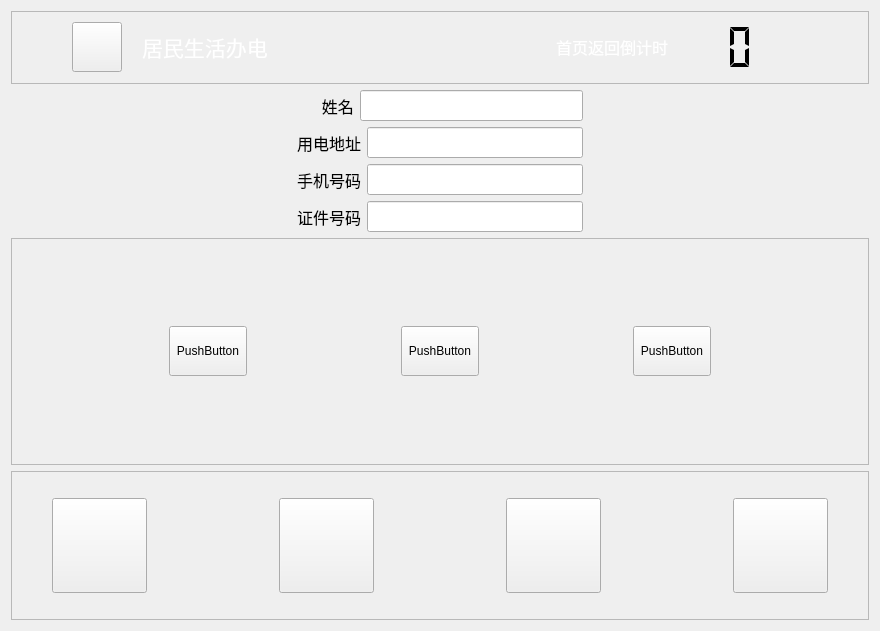
Above: ykgl/jmsh3.ui from along-wds/jiaofeiji_ykgl before the change. Below: the same form after it.
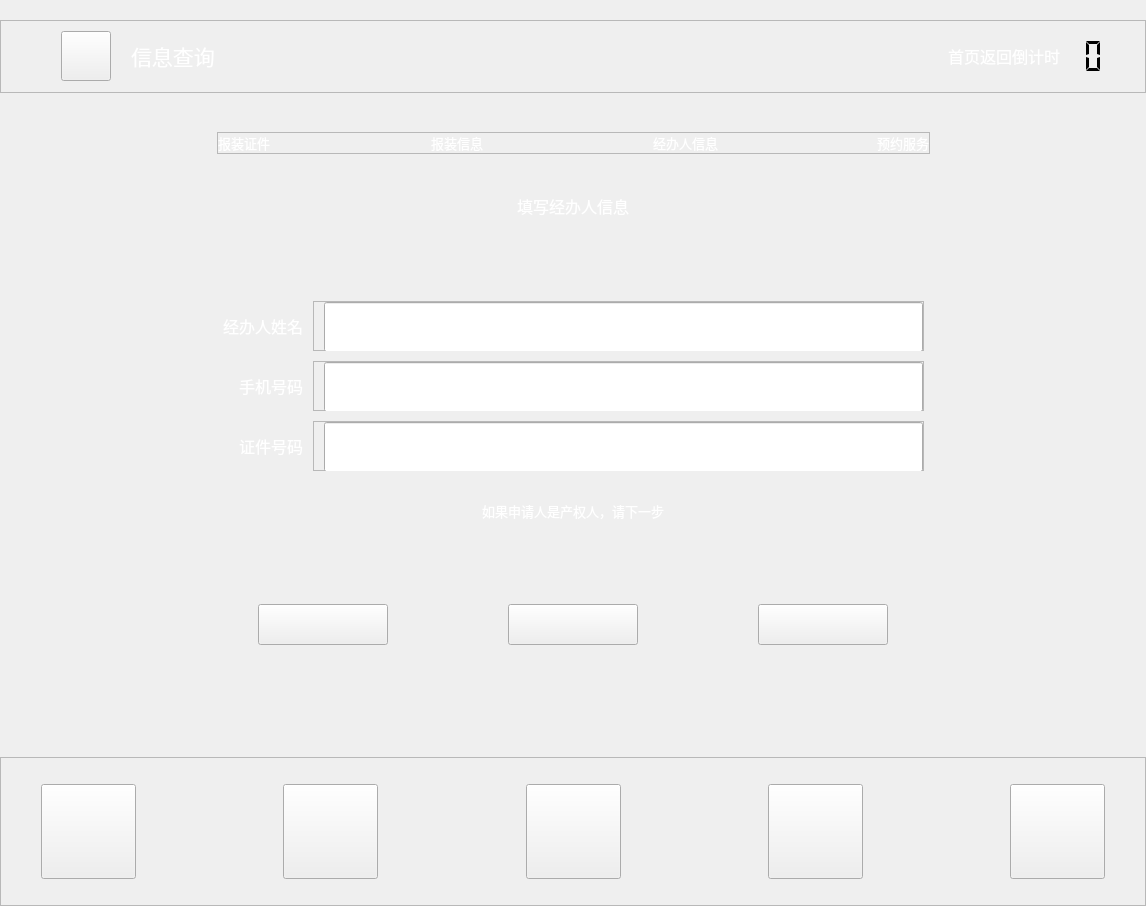
That is the form after the change. Icons and pictures are not drawn.

```diff
--- a/ykgl/jmsh3.ui
+++ b/ykgl/jmsh3.ui
@@ -6,14 +6,45 @@
    <rect>
     <x>0</x>
     <y>0</y>
-    <width>880</width>
-    <height>631</height>
+    <width>1146</width>
+    <height>906</height>
    </rect>
   </property>
   <property name="windowTitle">
    <string>Form</string>
   </property>
   <layout class="QVBoxLayout" name="verticalLayout_2">
+   <property name="spacing">
+    <number>0</number>
+   </property>
+   <property name="leftMargin">
+    <number>0</number>
+   </property>
+   <property name="topMargin">
+    <number>0</number>
+   </property>
+   <property name="rightMargin">
+    <number>0</number>
+   </property>
+   <property name="bottomMargin">
+    <number>0</number>
+   </property>
+   <item>
+    <spacer name="verticalSpacer_4">
+     <property name="orientation">
+      <enum>Qt::Vertical</enum>
+     </property>
+     <property name="sizeType">
+      <enum>QSizePolicy::Fixed</enum>
+     </property>
+     <property name="sizeHint" stdset="0">
+      <size>
+       <width>20</width>
+       <height>20</height>
+      </size>
+     </property>
+    </spacer>
+   </item>
    <item>
     <widget class="QFrame" name="frame_4">
      <property name="sizePolicy">
@@ -134,7 +165,7 @@
          </font>
         </property>
         <property name="text">
-         <string>&lt;html&gt;&lt;head/&gt;&lt;body&gt;&lt;p&gt;&lt;span style=&quot; color:#ffffff;&quot;&gt;居民生活办电&lt;/span&gt;&lt;/p&gt;&lt;/body&gt;&lt;/html&gt;</string>
+         <string>&lt;html&gt;&lt;head/&gt;&lt;body&gt;&lt;p&gt;&lt;span style=&quot; color:#ffffff;&quot;&gt;信息查询&lt;/span&gt;&lt;/p&gt;&lt;/body&gt;&lt;/html&gt;</string>
         </property>
        </widget>
       </item>
@@ -174,20 +205,20 @@
         </property>
         <property name="minimumSize">
          <size>
-          <width>120</width>
+          <width>50</width>
           <height>50</height>
          </size>
         </property>
         <property name="maximumSize">
          <size>
-          <width>120</width>
+          <width>50</width>
           <height>50</height>
          </size>
         </property>
         <property name="font">
          <font>
           <family>微软雅黑</family>
-          <pointsize>5</pointsize>
+          <pointsize>12</pointsize>
          </font>
         </property>
         <property name="layoutDirection">
@@ -206,7 +237,7 @@
          <enum>QFrame::Plain</enum>
         </property>
         <property name="lineWidth">
-         <number>1</number>
+         <number>0</number>
         </property>
         <property name="midLineWidth">
          <number>0</number>
@@ -248,7 +279,7 @@
         </property>
         <property name="sizeHint" stdset="0">
          <size>
-          <width>60</width>
+          <width>15</width>
           <height>20</height>
          </size>
         </property>
@@ -257,6 +288,336 @@
      </layout>
     </widget>
    </item>
+   <item>
+    <layout class="QHBoxLayout" name="horizontalLayout_7">
+     <item>
+      <spacer name="horizontalSpacer_6">
+       <property name="orientation">
+        <enum>Qt::Horizontal</enum>
+       </property>
+       <property name="sizeHint" stdset="0">
+        <size>
+         <width>40</width>
+         <height>20</height>
+        </size>
+       </property>
+      </spacer>
+     </item>
+     <item>
+      <widget class="QLabel" name="label">
+       <property name="minimumSize">
+        <size>
+         <width>696</width>
+         <height>39</height>
+        </size>
+       </property>
+       <property name="maximumSize">
+        <size>
+         <width>696</width>
+         <height>39</height>
+        </size>
+       </property>
+       <property name="styleSheet">
+        <string notr="true">border-image: url(:/image/picture/ykgl/processbar3.png);</string>
+       </property>
+       <property name="text">
+        <string/>
+       </property>
+      </widget>
+     </item>
+     <item>
+      <spacer name="horizontalSpacer_10">
+       <property name="orientation">
+        <enum>Qt::Horizontal</enum>
+       </property>
+       <property name="sizeHint" stdset="0">
+        <size>
+         <width>40</width>
+         <height>20</height>
+        </size>
+       </property>
+      </spacer>
+     </item>
+    </layout>
+   </item>
+   <item>
+    <layout class="QHBoxLayout" name="horizontalLayout_14">
+     <property name="spacing">
+      <number>0</number>
+     </property>
+     <item>
+      <spacer name="horizontalSpacer_23">
+       <property name="orientation">
+        <enum>Qt::Horizontal</enum>
+       </property>
+       <property name="sizeHint" stdset="0">
+        <size>
+         <width>20</width>
+         <height>20</height>
+        </size>
+       </property>
+      </spacer>
+     </item>
+     <item>
+      <widget class="QFrame" name="frame_7">
+       <property name="sizePolicy">
+        <sizepolicy hsizetype="Fixed" vsizetype="Fixed">
+         <horstretch>0</horstretch>
+         <verstretch>0</verstretch>
+        </sizepolicy>
+       </property>
+       <property name="minimumSize">
+        <size>
+         <width>712</width>
+         <height>0</height>
+        </size>
+       </property>
+       <property name="maximumSize">
+        <size>
+         <width>822</width>
+         <height>16777215</height>
+        </size>
+       </property>
+       <property name="frameShape">
+        <enum>QFrame::StyledPanel</enum>
+       </property>
+       <property name="frameShadow">
+        <enum>QFrame::Raised</enum>
+       </property>
+       <layout class="QHBoxLayout" name="horizontalLayout_15">
+        <property name="spacing">
+         <number>0</number>
+        </property>
+        <property name="leftMargin">
+         <number>0</number>
+        </property>
+        <property name="topMargin">
+         <number>0</number>
+        </property>
+        <property name="rightMargin">
+         <number>0</number>
+        </property>
+        <property name="bottomMargin">
+         <number>0</number>
+        </property>
+        <item>
+         <widget class="QLabel" name="label_4">
+          <property name="sizePolicy">
+           <sizepolicy hsizetype="Fixed" vsizetype="Fixed">
+            <horstretch>0</horstretch>
+            <verstretch>0</verstretch>
+           </sizepolicy>
+          </property>
+          <property name="font">
+           <font>
+            <family>微软雅黑</family>
+            <pointsize>10</pointsize>
+            <kerning>true</kerning>
+           </font>
+          </property>
+          <property name="text">
+           <string>&lt;html&gt;&lt;head/&gt;&lt;body&gt;&lt;p&gt;&lt;span style=&quot; color:#ffffff;&quot;&gt;报装证件&lt;/span&gt;&lt;/p&gt;&lt;/body&gt;&lt;/html&gt;</string>
+          </property>
+         </widget>
+        </item>
+        <item>
+         <spacer name="horizontalSpacer_20">
+          <property name="orientation">
+           <enum>Qt::Horizontal</enum>
+          </property>
+          <property name="sizeType">
+           <enum>QSizePolicy::Fixed</enum>
+          </property>
+          <property name="sizeHint" stdset="0">
+           <size>
+            <width>161</width>
+            <height>20</height>
+           </size>
+          </property>
+         </spacer>
+        </item>
+        <item>
+         <widget class="QLabel" name="label_5">
+          <property name="sizePolicy">
+           <sizepolicy hsizetype="Fixed" vsizetype="Fixed">
+            <horstretch>0</horstretch>
+            <verstretch>0</verstretch>
+           </sizepolicy>
+          </property>
+          <property name="font">
+           <font>
+            <family>微软雅黑</family>
+            <pointsize>10</pointsize>
+            <kerning>true</kerning>
+           </font>
+          </property>
+          <property name="text">
+           <string>&lt;html&gt;&lt;head/&gt;&lt;body&gt;&lt;p&gt;&lt;span style=&quot; color:#ffffff;&quot;&gt;报装信息&lt;/span&gt;&lt;/p&gt;&lt;/body&gt;&lt;/html&gt;</string>
+          </property>
+         </widget>
+        </item>
+        <item>
+         <spacer name="horizontalSpacer_21">
+          <property name="orientation">
+           <enum>Qt::Horizontal</enum>
+          </property>
+          <property name="sizeType">
+           <enum>QSizePolicy::Fixed</enum>
+          </property>
+          <property name="sizeHint" stdset="0">
+           <size>
+            <width>170</width>
+            <height>20</height>
+           </size>
+          </property>
+         </spacer>
+        </item>
+        <item>
+         <widget class="QLabel" name="label_6">
+          <property name="sizePolicy">
+           <sizepolicy hsizetype="Fixed" vsizetype="Fixed">
+            <horstretch>0</horstretch>
+            <verstretch>0</verstretch>
+           </sizepolicy>
+          </property>
+          <property name="font">
+           <font>
+            <family>微软雅黑</family>
+            <pointsize>10</pointsize>
+            <kerning>true</kerning>
+           </font>
+          </property>
+          <property name="text">
+           <string>&lt;html&gt;&lt;head/&gt;&lt;body&gt;&lt;p&gt;&lt;span style=&quot; color:#ffffff;&quot;&gt;经办人信息&lt;/span&gt;&lt;/p&gt;&lt;/body&gt;&lt;/html&gt;</string>
+          </property>
+         </widget>
+        </item>
+        <item>
+         <spacer name="horizontalSpacer_22">
+          <property name="orientation">
+           <enum>Qt::Horizontal</enum>
+          </property>
+          <property name="sizeType">
+           <enum>QSizePolicy::Fixed</enum>
+          </property>
+          <property name="sizeHint" stdset="0">
+           <size>
+            <width>159</width>
+            <height>20</height>
+           </size>
+          </property>
+         </spacer>
+        </item>
+        <item>
+         <widget class="QLabel" name="label_7">
+          <property name="sizePolicy">
+           <sizepolicy hsizetype="Fixed" vsizetype="Fixed">
+            <horstretch>0</horstretch>
+            <verstretch>0</verstretch>
+           </sizepolicy>
+          </property>
+          <property name="font">
+           <font>
+            <family>微软雅黑</family>
+            <pointsize>10</pointsize>
+            <kerning>true</kerning>
+           </font>
+          </property>
+          <property name="text">
+           <string>&lt;html&gt;&lt;head/&gt;&lt;body&gt;&lt;p&gt;&lt;span style=&quot; color:#ffffff;&quot;&gt;预约服务&lt;/span&gt;&lt;/p&gt;&lt;/body&gt;&lt;/html&gt;</string>
+          </property>
+         </widget>
+        </item>
+       </layout>
+      </widget>
+     </item>
+     <item>
+      <spacer name="horizontalSpacer_24">
+       <property name="orientation">
+        <enum>Qt::Horizontal</enum>
+       </property>
+       <property name="sizeHint" stdset="0">
+        <size>
+         <width>40</width>
+         <height>20</height>
+        </size>
+       </property>
+      </spacer>
+     </item>
+    </layout>
+   </item>
+   <item>
+    <spacer name="verticalSpacer_6">
+     <property name="orientation">
+      <enum>Qt::Vertical</enum>
+     </property>
+     <property name="sizeType">
+      <enum>QSizePolicy::Fixed</enum>
+     </property>
+     <property name="sizeHint" stdset="0">
+      <size>
+       <width>20</width>
+       <height>40</height>
+      </size>
+     </property>
+    </spacer>
+   </item>
+   <item>
+    <layout class="QHBoxLayout" name="horizontalLayout_10">
+     <item>
+      <spacer name="horizontalSpacer_12">
+       <property name="orientation">
+        <enum>Qt::Horizontal</enum>
+       </property>
+       <property name="sizeHint" stdset="0">
+        <size>
+         <width>40</width>
+         <height>20</height>
+        </size>
+       </property>
+      </spacer>
+     </item>
+     <item>
+      <widget class="QLabel" name="label_2">
+       <property name="minimumSize">
+        <size>
+         <width>0</width>
+         <height>20</height>
+        </size>
+       </property>
+       <property name="text">
+        <string>&lt;html&gt;&lt;head/&gt;&lt;body&gt;&lt;p&gt;&lt;span style=&quot; font-size:12pt; color:#ffffff;&quot;&gt;填写经办人信息&lt;/span&gt;&lt;/p&gt;&lt;/body&gt;&lt;/html&gt;</string>
+       </property>
+      </widget>
+     </item>
+     <item>
+      <spacer name="horizontalSpacer_14">
+       <property name="orientation">
+        <enum>Qt::Horizontal</enum>
+       </property>
+       <property name="sizeHint" stdset="0">
+        <size>
+         <width>40</width>
+         <height>20</height>
+        </size>
+       </property>
+      </spacer>
+     </item>
+    </layout>
+   </item>
+   <item>
+    <spacer name="verticalSpacer_3">
+     <property name="orientation">
+      <enum>Qt::Vertical</enum>
+     </property>
+     <property name="sizeHint" stdset="0">
+      <size>
+       <width>20</width>
+       <height>30</height>
+      </size>
+     </property>
+    </spacer>
+   </item>
    <item>
     <layout class="QHBoxLayout" name="horizontalLayout_6">
      <item>
@@ -274,35 +635,120 @@
      </item>
      <item>
       <layout class="QVBoxLayout" name="verticalLayout">
+       <property name="spacing">
+        <number>10</number>
+       </property>
        <item>
         <layout class="QHBoxLayout" name="horizontalLayout_2">
          <item>
           <widget class="QLabel" name="label_name">
-           <property name="minimumSize">
-            <size>
-             <width>0</width>
-             <height>31</height>
-            </size>
-           </property>
            <property name="font">
             <font>
-             <family>微软雅黑</family>
+             <family>Microsoft YaHei UI</family>
              <pointsize>12</pointsize>
             </font>
            </property>
            <property name="text">
-            <string>      姓名</string>
+            <string>&lt;html&gt;&lt;head/&gt;&lt;body&gt;&lt;p align=&quot;right&quot;&gt;&lt;span style=&quot; color:#ffffff;&quot;&gt;经办人姓名&lt;/span&gt;&lt;/p&gt;&lt;/body&gt;&lt;/html&gt;</string>
            </property>
           </widget>
          </item>
          <item>
-          <widget class="QLineEdit" name="lineEdit_name">
+          <widget class="QFrame" name="frame">
+           <property name="sizePolicy">
+            <sizepolicy hsizetype="Fixed" vsizetype="Fixed">
+             <horstretch>0</horstretch>
+             <verstretch>0</verstretch>
+            </sizepolicy>
+           </property>
            <property name="minimumSize">
             <size>
-             <width>0</width>
-             <height>31</height>
+             <width>611</width>
+             <height>50</height>
             </size>
            </property>
+           <property name="maximumSize">
+            <size>
+             <width>611</width>
+             <height>50</height>
+            </size>
+           </property>
+           <property name="frameShape">
+            <enum>QFrame::StyledPanel</enum>
+           </property>
+           <property name="frameShadow">
+            <enum>QFrame::Raised</enum>
+           </property>
+           <layout class="QHBoxLayout" name="horizontalLayout">
+            <property name="spacing">
+             <number>0</number>
+            </property>
+            <property name="leftMargin">
+             <number>0</number>
+            </property>
+            <property name="topMargin">
+             <number>0</number>
+            </property>
+            <property name="rightMargin">
+             <number>0</number>
+            </property>
+            <property name="bottomMargin">
+             <number>0</number>
+            </property>
+            <item>
+             <spacer name="horizontalSpacer_15">
+              <property name="orientation">
+               <enum>Qt::Horizontal</enum>
+              </property>
+              <property name="sizeType">
+               <enum>QSizePolicy::Fixed</enum>
+              </property>
+              <property name="sizeHint" stdset="0">
+               <size>
+                <width>10</width>
+                <height>20</height>
+               </size>
+              </property>
+             </spacer>
+            </item>
+            <item>
+             <widget class="QLineEdit" name="lineEdit_name">
+              <property name="sizePolicy">
+               <sizepolicy hsizetype="Preferred" vsizetype="Fixed">
+                <horstretch>0</horstretch>
+                <verstretch>0</verstretch>
+               </sizepolicy>
+              </property>
+              <property name="minimumSize">
+               <size>
+                <width>0</width>
+                <height>50</height>
+               </size>
+              </property>
+              <property name="maximumSize">
+               <size>
+                <width>611</width>
+                <height>50</height>
+               </size>
+              </property>
+              <property name="cursor">
+               <cursorShape>IBeamCursor</cursorShape>
+              </property>
+              <property name="focusPolicy">
+               <enum>Qt::ClickFocus</enum>
+              </property>
+              <property name="autoFillBackground">
+               <bool>false</bool>
+              </property>
+              <property name="styleSheet">
+               <string notr="true"/>
+              </property>
+              <property name="frame">
+               <bool>true</bool>
+              </property>
+             </widget>
+            </item>
+           </layout>
           </widget>
          </item>
         </layout>
@@ -310,53 +756,114 @@
        <item>
         <layout class="QHBoxLayout" name="horizontalLayout_3">
          <item>
-          <widget class="QLabel" name="label_address">
-           <property name="font">
-            <font>
-             <family>微软雅黑</family>
-             <pointsize>12</pointsize>
-            </font>
-           </property>
-           <property name="text">
-            <string>用电地址</string>
-           </property>
-          </widget>
-         </item>
-         <item>
-          <widget class="QLineEdit" name="lineEdit_address">
-           <property name="minimumSize">
-            <size>
-             <width>0</width>
-             <height>31</height>
-            </size>
-           </property>
-          </widget>
-         </item>
-        </layout>
-       </item>
-       <item>
-        <layout class="QHBoxLayout" name="horizontalLayout_4">
-         <item>
           <widget class="QLabel" name="label_phone">
            <property name="font">
             <font>
-             <family>微软雅黑</family>
+             <family>Microsoft YaHei UI</family>
              <pointsize>12</pointsize>
             </font>
            </property>
            <property name="text">
-            <string>手机号码</string>
+            <string>&lt;html&gt;&lt;head/&gt;&lt;body&gt;&lt;p align=&quot;right&quot;&gt;&lt;span style=&quot; color:#ffffff;&quot;&gt;手机号码&lt;/span&gt;&lt;/p&gt;&lt;/body&gt;&lt;/html&gt;</string>
            </property>
           </widget>
          </item>
          <item>
-          <widget class="QLineEdit" name="lineEdit_phone">
+          <widget class="QFrame" name="frame_2">
+           <property name="sizePolicy">
+            <sizepolicy hsizetype="Fixed" vsizetype="Fixed">
+             <horstretch>0</horstretch>
+             <verstretch>0</verstretch>
+            </sizepolicy>
+           </property>
            <property name="minimumSize">
             <size>
-             <width>0</width>
-             <height>31</height>
+             <width>611</width>
+             <height>50</height>
             </size>
            </property>
+           <property name="maximumSize">
+            <size>
+             <width>611</width>
+             <height>50</height>
+            </size>
+           </property>
+           <property name="frameShape">
+            <enum>QFrame::StyledPanel</enum>
+           </property>
+           <property name="frameShadow">
+            <enum>QFrame::Raised</enum>
+           </property>
+           <layout class="QHBoxLayout" name="horizontalLayout_11">
+            <property name="spacing">
+             <number>0</number>
+            </property>
+            <property name="leftMargin">
+             <number>0</number>
+            </property>
+            <property name="topMargin">
+             <number>0</number>
+            </property>
+            <property name="rightMargin">
+             <number>0</number>
+            </property>
+            <property name="bottomMargin">
+             <number>0</number>
+            </property>
+            <item>
+             <spacer name="horizontalSpacer_16">
+              <property name="orientation">
+               <enum>Qt::Horizontal</enum>
+              </property>
+              <property name="sizeType">
+               <enum>QSizePolicy::Fixed</enum>
+              </property>
+              <property name="sizeHint" stdset="0">
+               <size>
+                <width>10</width>
+                <height>20</height>
+               </size>
+              </property>
+             </spacer>
+            </item>
+            <item>
+             <widget class="QLineEdit" name="lineEdit_phone">
+              <property name="sizePolicy">
+               <sizepolicy hsizetype="Preferred" vsizetype="Fixed">
+                <horstretch>0</horstretch>
+                <verstretch>0</verstretch>
+               </sizepolicy>
+              </property>
+              <property name="minimumSize">
+               <size>
+                <width>0</width>
+                <height>50</height>
+               </size>
+              </property>
+              <property name="maximumSize">
+               <size>
+                <width>611</width>
+                <height>50</height>
+               </size>
+              </property>
+              <property name="cursor">
+               <cursorShape>IBeamCursor</cursorShape>
+              </property>
+              <property name="focusPolicy">
+               <enum>Qt::ClickFocus</enum>
+              </property>
+              <property name="autoFillBackground">
+               <bool>false</bool>
+              </property>
+              <property name="styleSheet">
+               <string notr="true"/>
+              </property>
+              <property name="frame">
+               <bool>true</bool>
+              </property>
+             </widget>
+            </item>
+           </layout>
           </widget>
          </item>
         </layout>
@@ -372,18 +879,106 @@
             </font>
            </property>
            <property name="text">
-            <string>证件号码</string>
+            <string>&lt;html&gt;&lt;head/&gt;&lt;body&gt;&lt;p align=&quot;right&quot;&gt;&lt;span style=&quot; color:#ffffff;&quot;&gt;证件号码&lt;/span&gt;&lt;/p&gt;&lt;/body&gt;&lt;/html&gt;</string>
            </property>
           </widget>
          </item>
          <item>
-          <widget class="QLineEdit" name="lineEdit_cardnum">
+          <widget class="QFrame" name="frame_6">
+           <property name="sizePolicy">
+            <sizepolicy hsizetype="Fixed" vsizetype="Fixed">
+             <horstretch>0</horstretch>
+             <verstretch>0</verstretch>
+            </sizepolicy>
+           </property>
            <property name="minimumSize">
             <size>
-             <width>0</width>
-             <height>31</height>
+             <width>611</width>
+             <height>50</height>
             </size>
            </property>
+           <property name="maximumSize">
+            <size>
+             <width>611</width>
+             <height>50</height>
+            </size>
+           </property>
+           <property name="frameShape">
+            <enum>QFrame::StyledPanel</enum>
+           </property>
+           <property name="frameShadow">
+            <enum>QFrame::Raised</enum>
+           </property>
+           <layout class="QHBoxLayout" name="horizontalLayout_13">
+            <property name="spacing">
+             <number>0</number>
+            </property>
+            <property name="leftMargin">
+             <number>0</number>
+            </property>
+            <property name="topMargin">
+             <number>0</number>
+            </property>
+            <property name="rightMargin">
+             <number>0</number>
+            </property>
+            <property name="bottomMargin">
+             <number>0</number>
+            </property>
+            <item>
+             <spacer name="horizontalSpacer_18">
+              <property name="orientation">
+               <enum>Qt::Horizontal</enum>
+              </property>
+              <property name="sizeType">
+               <enum>QSizePolicy::Fixed</enum>
+              </property>
+              <property name="sizeHint" stdset="0">
+               <size>
+                <width>10</width>
+                <height>20</height>
+               </size>
+              </property>
+             </spacer>
+            </item>
+            <item>
+             <widget class="QLineEdit" name="lineEdit_cardnum">
+              <property name="sizePolicy">
+               <sizepolicy hsizetype="Preferred" vsizetype="Fixed">
+                <horstretch>0</horstretch>
+                <verstretch>0</verstretch>
+               </sizepolicy>
+              </property>
+              <property name="minimumSize">
+               <size>
+                <width>0</width>
+                <height>50</height>
+               </size>
+              </property>
+              <property name="maximumSize">
+               <size>
+                <width>611</width>
+                <height>50</height>
+               </size>
+              </property>
+              <property name="cursor">
+               <cursorShape>IBeamCursor</cursorShape>
+              </property>
+              <property name="focusPolicy">
+               <enum>Qt::ClickFocus</enum>
+              </property>
+              <property name="autoFillBackground">
+               <bool>false</bool>
+              </property>
+              <property name="styleSheet">
+               <string notr="true"/>
+              </property>
+              <property name="frame">
+               <bool>true</bool>
+              </property>
+             </widget>
+            </item>
+           </layout>
           </widget>
          </item>
         </layout>
@@ -406,91 +1001,211 @@
     </layout>
    </item>
    <item>
-    <widget class="QFrame" name="frame">
-     <property name="frameShape">
-      <enum>QFrame::StyledPanel</enum>
+    <spacer name="verticalSpacer_5">
+     <property name="orientation">
+      <enum>Qt::Vertical</enum>
      </property>
-     <property name="frameShadow">
-      <enum>QFrame::Raised</enum>
+     <property name="sizeType">
+      <enum>QSizePolicy::Fixed</enum>
      </property>
-     <layout class="QHBoxLayout" name="horizontalLayout">
-      <item>
-       <widget class="QPushButton" name="pushButton">
-        <property name="sizePolicy">
-         <sizepolicy hsizetype="Fixed" vsizetype="Fixed">
-          <horstretch>0</horstretch>
-          <verstretch>0</verstretch>
-         </sizepolicy>
-        </property>
-        <property name="minimumSize">
-         <size>
-          <width>78</width>
-          <height>50</height>
-         </size>
-        </property>
-        <property name="maximumSize">
-         <size>
-          <width>78</width>
-          <height>50</height>
-         </size>
-        </property>
-        <property name="text">
-         <string>PushButton</string>
-        </property>
-       </widget>
-      </item>
-      <item>
-       <widget class="QPushButton" name="pushButton_2">
-        <property name="sizePolicy">
-         <sizepolicy hsizetype="Fixed" vsizetype="Fixed">
-          <horstretch>0</horstretch>
-          <verstretch>0</verstretch>
-         </sizepolicy>
-        </property>
-        <property name="minimumSize">
-         <size>
-          <width>78</width>
-          <height>50</height>
-         </size>
-        </property>
-        <property name="maximumSize">
-         <size>
-          <width>78</width>
-          <height>50</height>
-         </size>
-        </property>
-        <property name="text">
-         <string>PushButton</string>
-        </property>
-       </widget>
-      </item>
-      <item>
-       <widget class="QPushButton" name="pushButton_3">
-        <property name="sizePolicy">
-         <sizepolicy hsizetype="Fixed" vsizetype="Fixed">
-          <horstretch>0</horstretch>
-          <verstretch>0</verstretch>
-         </sizepolicy>
-        </property>
-        <property name="minimumSize">
-         <size>
-          <width>78</width>
-          <height>50</height>
-         </size>
-        </property>
-        <property name="maximumSize">
-         <size>
-          <width>78</width>
-          <height>50</height>
-         </size>
-        </property>
-        <property name="text">
-         <string>PushButton</string>
-        </property>
-       </widget>
-      </item>
-     </layout>
-    </widget>
+     <property name="sizeHint" stdset="0">
+      <size>
+       <width>20</width>
+       <height>30</height>
+      </size>
+     </property>
+    </spacer>
+   </item>
+   <item>
+    <layout class="QHBoxLayout" name="horizontalLayout_12">
+     <item>
+      <spacer name="horizontalSpacer_17">
+       <property name="orientation">
+        <enum>Qt::Horizontal</enum>
+       </property>
+       <property name="sizeHint" stdset="0">
+        <size>
+         <width>40</width>
+         <height>20</height>
+        </size>
+       </property>
+      </spacer>
+     </item>
+     <item>
+      <widget class="QLabel" name="label_3">
+       <property name="minimumSize">
+        <size>
+         <width>0</width>
+         <height>20</height>
+        </size>
+       </property>
+       <property name="text">
+        <string>&lt;html&gt;&lt;head/&gt;&lt;body&gt;&lt;p&gt;&lt;span style=&quot; font-size:10pt; color:#ffffff;&quot;&gt;如果申请人是产权人，请下一步&lt;/span&gt;&lt;/p&gt;&lt;/body&gt;&lt;/html&gt;</string>
+       </property>
+      </widget>
+     </item>
+     <item>
+      <spacer name="horizontalSpacer_19">
+       <property name="orientation">
+        <enum>Qt::Horizontal</enum>
+       </property>
+       <property name="sizeHint" stdset="0">
+        <size>
+         <width>40</width>
+         <height>20</height>
+        </size>
+       </property>
+      </spacer>
+     </item>
+    </layout>
+   </item>
+   <item>
+    <spacer name="verticalSpacer_7">
+     <property name="orientation">
+      <enum>Qt::Vertical</enum>
+     </property>
+     <property name="sizeHint" stdset="0">
+      <size>
+       <width>20</width>
+       <height>40</height>
+      </size>
+     </property>
+    </spacer>
+   </item>
+   <item>
+    <layout class="QHBoxLayout" name="horizontalLayout_8">
+     <item>
+      <spacer name="horizontalSpacer_3">
+       <property name="orientation">
+        <enum>Qt::Horizontal</enum>
+       </property>
+       <property name="sizeHint" stdset="0">
+        <size>
+         <width>40</width>
+         <height>20</height>
+        </size>
+       </property>
+      </spacer>
+     </item>
+     <item>
+      <widget class="QPushButton" name="pushButton_end">
+       <property name="minimumSize">
+        <size>
+         <width>130</width>
+         <height>41</height>
+        </size>
+       </property>
+       <property name="maximumSize">
+        <size>
+         <width>130</width>
+         <height>41</height>
+        </size>
+       </property>
+       <property name="text">
+        <string/>
+       </property>
+       <property name="flat">
+        <bool>false</bool>
+       </property>
+      </widget>
+     </item>
+     <item>
+      <spacer name="horizontalSpacer_4">
+       <property name="orientation">
+        <enum>Qt::Horizontal</enum>
+       </property>
+       <property name="sizeType">
+        <enum>QSizePolicy::Preferred</enum>
+       </property>
+       <property name="sizeHint" stdset="0">
+        <size>
+         <width>120</width>
+         <height>20</height>
+        </size>
+       </property>
+      </spacer>
+     </item>
+     <item>
+      <widget class="QPushButton" name="pushButton_pre">
+       <property name="minimumSize">
+        <size>
+         <width>130</width>
+         <height>41</height>
+        </size>
+       </property>
+       <property name="maximumSize">
+        <size>
+         <width>125</width>
+         <height>40</height>
+        </size>
+       </property>
+       <property name="text">
+        <string/>
+       </property>
+      </widget>
+     </item>
+     <item>
+      <spacer name="horizontalSpacer_11">
+       <property name="orientation">
+        <enum>Qt::Horizontal</enum>
+       </property>
+       <property name="sizeType">
+        <enum>QSizePolicy::Preferred</enum>
+       </property>
+       <property name="sizeHint" stdset="0">
+        <size>
+         <width>120</width>
+         <height>20</height>
+        </size>
+       </property>
+      </spacer>
+     </item>
+     <item>
+      <widget class="QPushButton" name="pushButton_next">
+       <property name="minimumSize">
+        <size>
+         <width>130</width>
+         <height>41</height>
+        </size>
+       </property>
+       <property name="maximumSize">
+        <size>
+         <width>125</width>
+         <height>40</height>
+        </size>
+       </property>
+       <property name="text">
+        <string/>
+       </property>
+      </widget>
+     </item>
+     <item>
+      <spacer name="horizontalSpacer_5">
+       <property name="orientation">
+        <enum>Qt::Horizontal</enum>
+       </property>
+       <property name="sizeHint" stdset="0">
+        <size>
+         <width>40</width>
+         <height>20</height>
+        </size>
+       </property>
+      </spacer>
+     </item>
+    </layout>
+   </item>
+   <item>
+    <spacer name="verticalSpacer">
+     <property name="orientation">
+      <enum>Qt::Vertical</enum>
+     </property>
+     <property name="sizeHint" stdset="0">
+      <size>
+       <width>20</width>
+       <height>112</height>
+      </size>
+     </property>
+    </spacer>
    </item>
    <item>
     <widget class="QFrame" name="frame_5">
@@ -534,6 +1249,78 @@
       <property name="spacing">
        <number>0</number>
       </property>
+      <item row="0" column="5">
+       <widget class="QPushButton" name="pushButton_zdbd">
+        <property name="sizePolicy">
+         <sizepolicy hsizetype="Fixed" vsizetype="Fixed">
+          <horstretch>0</horstretch>
+          <verstretch>0</verstretch>
+         </sizepolicy>
+        </property>
+        <property name="minimumSize">
+         <size>
+          <width>95</width>
+          <height>95</height>
+         </size>
+        </property>
+        <property name="maximumSize">
+         <size>
+          <width>95</width>
+          <height>95</height>
+         </size>
+        </property>
+        <property name="focusPolicy">
+         <enum>Qt::NoFocus</enum>
+        </property>
+        <property name="text">
+         <string/>
+        </property>
+       </widget>
+      </item>
+      <item row="0" column="9">
+       <widget class="QPushButton" name="pushButton_search">
+        <property name="sizePolicy">
+         <sizepolicy hsizetype="Fixed" vsizetype="Fixed">
+          <horstretch>0</horstretch>
+          <verstretch>0</verstretch>
+         </sizepolicy>
+        </property>
+        <property name="minimumSize">
+         <size>
+          <width>95</width>
+          <height>95</height>
+         </size>
+        </property>
+        <property name="maximumSize">
+         <size>
+          <width>95</width>
+          <height>95</height>
+         </size>
+        </property>
+        <property name="focusPolicy">
+         <enum>Qt::NoFocus</enum>
+        </property>
+        <property name="text">
+         <string/>
+        </property>
+       </widget>
+      </item>
+      <item row="0" column="10">
+       <spacer name="horizontalSpacer_36">
+        <property name="orientation">
+         <enum>Qt::Horizontal</enum>
+        </property>
+        <property name="sizeType">
+         <enum>QSizePolicy::Preferred</enum>
+        </property>
+        <property name="sizeHint" stdset="0">
+         <size>
+          <width>40</width>
+          <height>20</height>
+         </size>
+        </property>
+       </spacer>
+      </item>
       <item row="0" column="3">
        <widget class="QPushButton" name="pushButton_16">
         <property name="sizePolicy">
@@ -562,6 +1349,37 @@
         </property>
        </widget>
       </item>
+      <item row="0" column="1">
+       <widget class="QPushButton" name="pushButton_home">
+        <property name="sizePolicy">
+         <sizepolicy hsizetype="Fixed" vsizetype="Fixed">
+          <horstretch>0</horstretch>
+          <verstretch>0</verstretch>
+         </sizepolicy>
+        </property>
+        <property name="minimumSize">
+         <size>
+          <width>95</width>
+          <height>95</height>
+         </size>
+        </property>
+        <property name="maximumSize">
+         <size>
+          <width>95</width>
+          <height>95</height>
+         </size>
+        </property>
+        <property name="focusPolicy">
+         <enum>Qt::NoFocus</enum>
+        </property>
+        <property name="styleSheet">
+         <string notr="true"/>
+        </property>
+        <property name="text">
+         <string/>
+        </property>
+       </widget>
+      </item>
       <item row="0" column="7">
        <widget class="QPushButton" name="pushButton_17">
         <property name="sizePolicy">
@@ -591,13 +1409,10 @@
        </widget>
       </item>
       <item row="0" column="8">
-       <spacer name="horizontalSpacer_36">
+       <spacer name="horizontalSpacer_40">
         <property name="orientation">
          <enum>Qt::Horizontal</enum>
         </property>
-        <property name="sizeType">
-         <enum>QSizePolicy::Preferred</enum>
-        </property>
         <property name="sizeHint" stdset="0">
          <size>
           <width>40</width>
@@ -619,37 +1434,6 @@
         </property>
        </spacer>
       </item>
-      <item row="0" column="1">
-       <widget class="QPushButton" name="pushButton_backhomepage">
-        <property name="sizePolicy">
-         <sizepolicy hsizetype="Fixed" vsizetype="Fixed">
-          <horstretch>0</horstretch>
-          <verstretch>0</verstretch>
-         </sizepolicy>
-        </property>
-        <property name="minimumSize">
-         <size>
-          <width>95</width>
-          <height>95</height>
-         </size>
-        </property>
-        <property name="maximumSize">
-         <size>
-          <width>95</width>
-          <height>95</height>
-         </size>
-        </property>
-        <property name="focusPolicy">
-         <enum>Qt::NoFocus</enum>
-        </property>
-        <property name="styleSheet">
-         <string notr="true"/>
-        </property>
-        <property name="text">
-         <string/>
-        </property>
-       </widget>
-      </item>
       <item row="0" column="0">
        <spacer name="horizontalSpacer_38">
         <property name="orientation">
@@ -680,7 +1464,7 @@
        </spacer>
       </item>
       <item row="0" column="6">
-       <spacer name="horizontalSpacer_40">
+       <spacer name="horizontalSpacer_13">
         <property name="orientation">
          <enum>Qt::Horizontal</enum>
         </property>
@@ -692,34 +1476,6 @@
         </property>
        </spacer>
       </item>
-      <item row="0" column="5">
-       <widget class="QPushButton" name="pushButton_18">
-        <property name="sizePolicy">
-         <sizepolicy hsizetype="Fixed" vsizetype="Fixed">
-          <horstretch>0</horstretch>
-          <verstretch>0</verstretch>
-         </sizepolicy>
-        </property>
-        <property name="minimumSize">
-         <size>
-          <width>95</width>
-          <height>95</height>
-         </size>
-        </property>
-        <property name="maximumSize">
-         <size>
-          <width>95</width>
-          <height>95</height>
-         </size>
-        </property>
-        <property name="focusPolicy">
-         <enum>Qt::NoFocus</enum>
-        </property>
-        <property name="text">
-         <string/>
-        </property>
-       </widget>
-      </item>
      </layout>
     </widget>
    </item>
```
Left out of the diff: 6 changed lines with no effect on the pictures.
